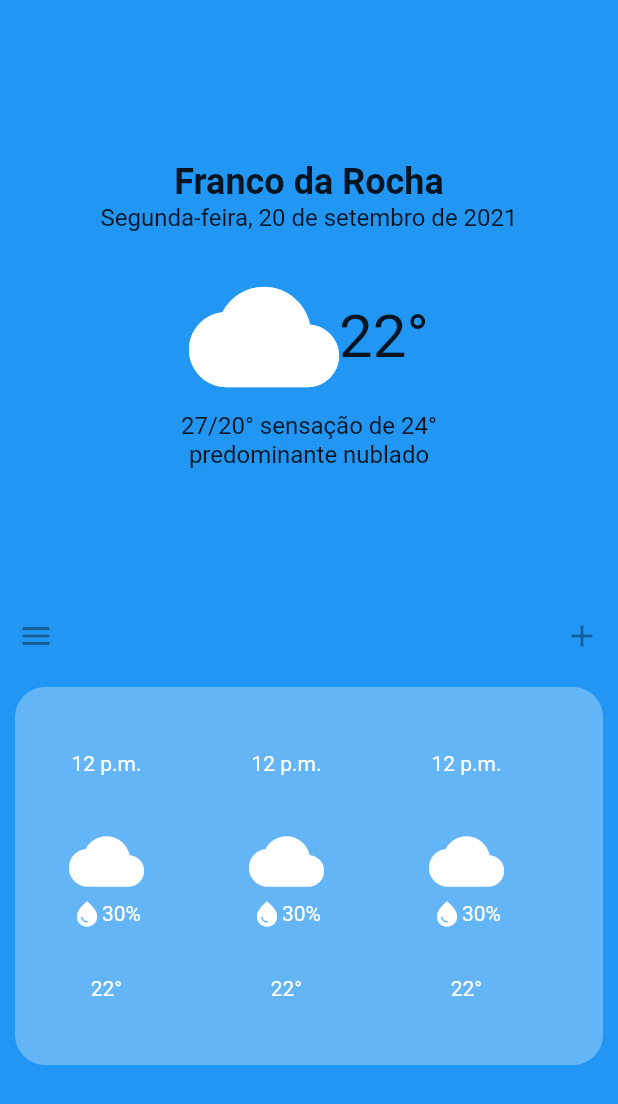
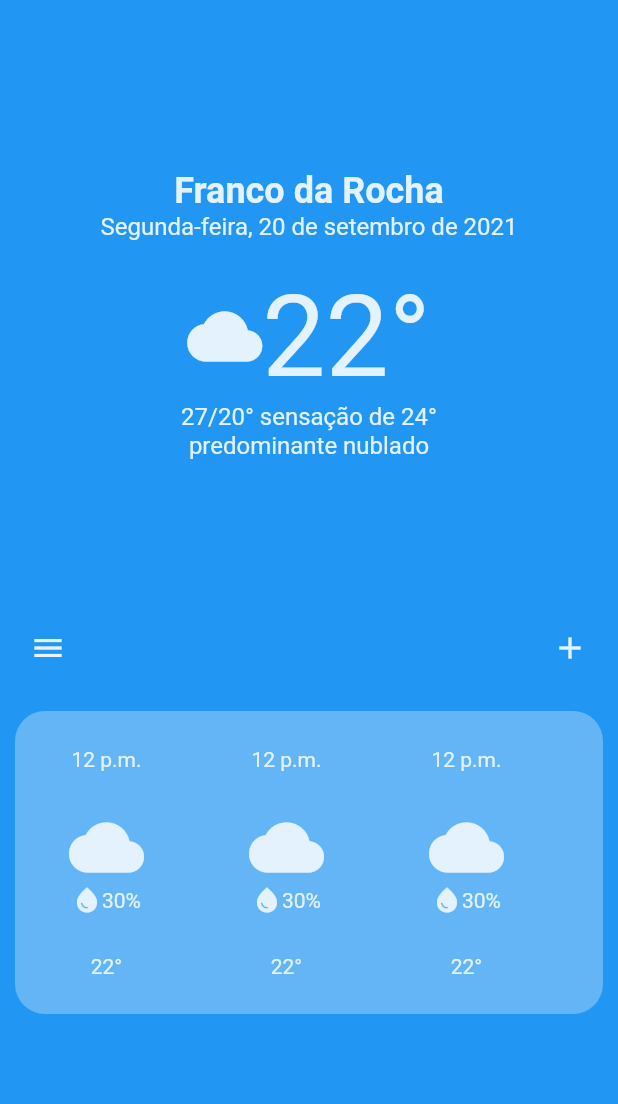
Before and after one commit to akatsuki-central-bh/Clima, a Flutter app: the screen it shows after launch, on a phone screen of 412 x 824 dp. Shown: the top 1104 px of the screen. Run offline on Flutter 3.47's test engine with Material 2 defaults, Android fonts, the phone set to English and light mode, and no system bars.

Commit message:
Alterando cores do branco para um azul muito claro e adicionando padding

```diff
--- a/lib/pages/home_page.dart
+++ b/lib/pages/home_page.dart
@@ -55,7 +55,7 @@ class LocalTime extends StatelessWidget {
 
   @override
   Widget build(BuildContext context) {
-    return const Padding(
+    return Padding(
       padding: EdgeInsets.all(20.0),
       child: Column(
         children: [
@@ -64,11 +64,15 @@ class LocalTime extends StatelessWidget {
             style: TextStyle(
               fontSize: 24,
               fontWeight: FontWeight.bold,
+              color: Colors.blue[50],
             ),
           ),
           Text(
             'Segunda-feira, 20 de setembro de 2021',
-            style: TextStyle(fontSize: 16),
+            style: TextStyle(
+              fontSize: 16,
+              color: Colors.blue[50],
+            ),
           ),
         ],
       ),
@@ -83,7 +87,7 @@ class Weather extends StatelessWidget {
 
   @override
   Widget build(BuildContext context) {
-    return const Column(
+    return Column(
       children: [
         Row(
           mainAxisAlignment: MainAxisAlignment.center,
@@ -91,17 +95,28 @@ class Weather extends StatelessWidget {
           children: [
             Icon(
               Icons.cloud,
-              size: 100,
-              color: Colors.white,
+              size: 50,
+              color: Colors.blue[50],
             ),
             Text(
               '22°',
-              style: TextStyle(fontSize: 40),
+              style: TextStyle(
+                fontSize: 75,
+                color: Colors.blue[50],
+              ),
             ),
           ],
         ),
-        Text('27/20° sensação de 24°', style: TextStyle(fontSize: 16)),
-        Text('predominante nublado', style: TextStyle(fontSize: 16)),
+        Text('27/20° sensação de 24°',
+            style: TextStyle(
+              fontSize: 16,
+              color: Colors.blue[50],
+            )),
+        Text('predominante nublado',
+            style: TextStyle(
+              fontSize: 16,
+              color: Colors.blue[50],
+            )),
       ],
     );
   }
@@ -114,18 +129,27 @@ class ButtonsNav extends StatelessWidget {
 
   @override
   Widget build(BuildContext context) {
-    return const Row(
+    return Padding(
+      padding: const EdgeInsets.all(8.0),
+      child: Row(
         mainAxisAlignment: MainAxisAlignment.spaceBetween,
         children: [
           IconButton(
             onPressed: null,
-          icon: Icon(Icons.menu),
+            icon: Icon(
+              Icons.menu,
+              color: Colors.blue[50],
+            ),
           ),
           IconButton(
             onPressed: null,
-          icon: Icon(Icons.add),
+            icon: Icon(
+              Icons.add,
+              color: Colors.blue[50],
+            ),
           ),
         ],
+      ),
     );
   }
 }
@@ -154,7 +178,7 @@ class DayList extends StatelessWidget {
         child: Column(
           children: [
             SizedBox(
-              height: 250,
+              height: 200,
               child: ListView(
                 shrinkWrap: true,
                 scrollDirection: Axis.horizontal,
@@ -229,36 +253,35 @@ class Hourly extends StatelessWidget {
   Widget build(BuildContext context) {
     return Container(
       width: 100,
-      height: 500,
       margin: const EdgeInsets.all(10),
       child: Column(
-        mainAxisAlignment: MainAxisAlignment.spaceEvenly,
+        mainAxisAlignment: MainAxisAlignment.spaceAround,
         crossAxisAlignment: CrossAxisAlignment.center,
         children: [
-          Text(time, style: const TextStyle(color: Colors.white)),
+          Text(time, style: TextStyle(color: Colors.blue[50])),
           Column(children: [
             Icon(
               icon,
               size: 50,
-              color: Colors.white,
+              color: Colors.blue[50],
             ),
             Row(
               mainAxisAlignment: MainAxisAlignment.center,
               crossAxisAlignment: CrossAxisAlignment.center,
               children: [
-                const Icon(
+                Icon(
                   Icons.water_drop,
                   size: 20,
-                  color: Colors.white,
+                  color: Colors.blue[50],
                 ),
                 Text(
                   humidity,
-                  style: const TextStyle(color: Colors.white),
+                  style: TextStyle(color: Colors.blue[50]),
                 ),
               ],
             ),
           ]),
-          Text(temperature, style: const TextStyle(color: Colors.white)),
+          Text(temperature, style: TextStyle(color: Colors.blue[50])),
         ],
       ),
     );
```
Lines whose indentation alone changed are shown as unchanged.
